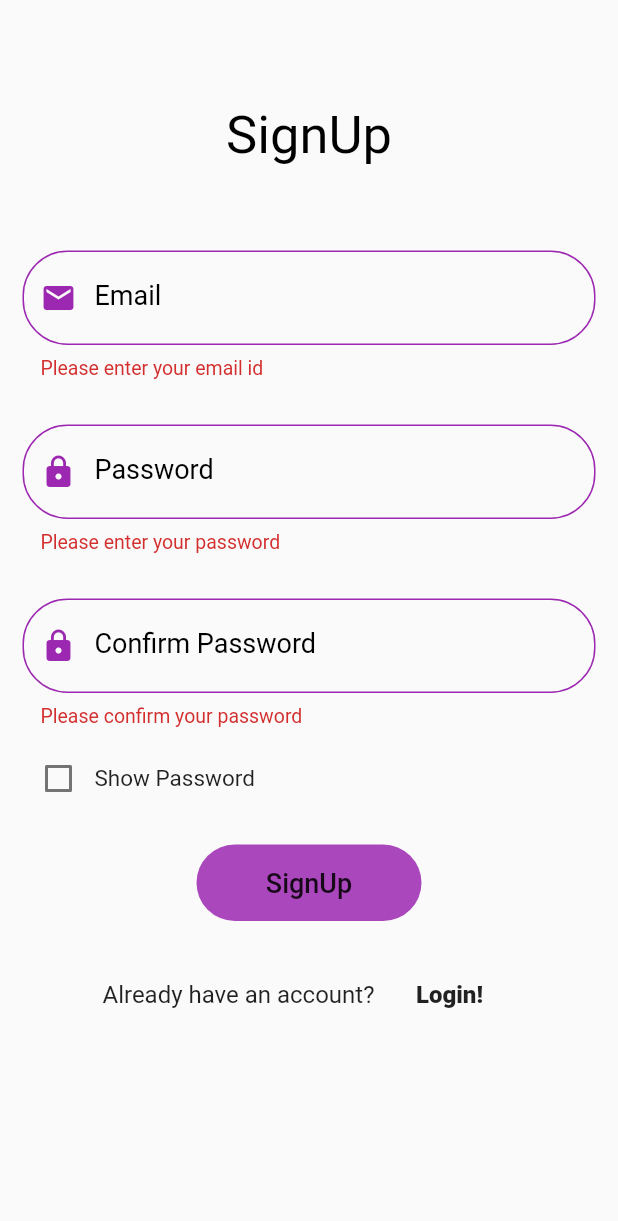
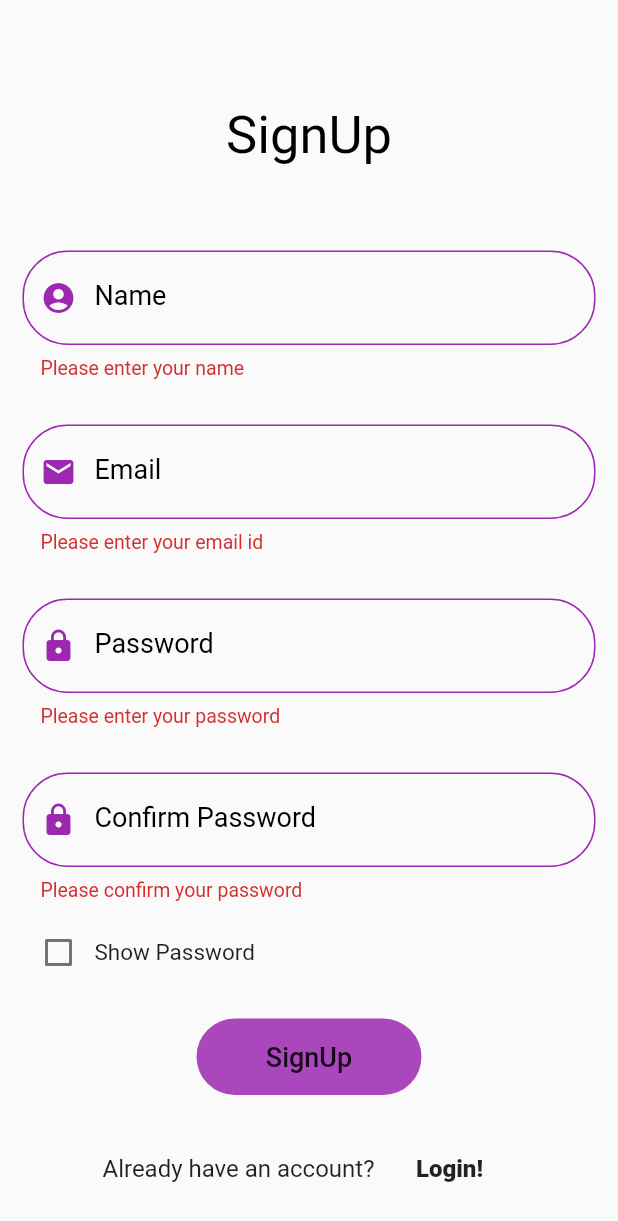
Before and after one commit to SharmaAkshat007/TheSocialHub, a Flutter app: the SignUp screen opened by its route, after a tap on "SignUp", on a phone screen of 412 x 824 dp. Shown: the top 1221 px of the screen. Run offline on Flutter 3.47's test engine with Material 2 defaults, Android fonts, the phone set to English and light mode, and no system bars; our stand-ins replace firebase_auth, flutter_spinkit, image_picker; accounts and stored records are empty.

Commit message:
Some minor fixes

```diff
--- a/lib/models/signUp.dart
+++ b/lib/models/signUp.dart
@@ -1,7 +1,8 @@
 class SignUpUser {
+  String name;
   String email;
   String password;
   String confirmPassword;
 
-  SignUpUser({this.email, this.password, this.confirmPassword});
+  SignUpUser({this.name, this.email, this.password, this.confirmPassword});
 }
--- a/lib/services/authService.dart
+++ b/lib/services/authService.dart
@@ -7,14 +7,15 @@ class Auth {
     return _auth.onAuthStateChanged;
   }
 
-  Future registerWithEmailAndPassword(String email, String password) async {
+  Future registerWithEmailAndPassword(
+      String name, String email, String password) async {
+    print(name);
     try {
       AuthResult result = await _auth.createUserWithEmailAndPassword(
           email: email, password: password);
       FirebaseUser user = result.user;
       return user;
     } catch (error) {
-      //print(error.toString());
       return null;
     }
   }
--- a/lib/src/screens/authenticate/signup.dart
+++ b/lib/src/screens/authenticate/signup.dart
@@ -12,14 +12,14 @@ class _SignUpState extends State<SignUp> {
   final _form = GlobalKey<FormState>();
 
   final SignUpUser user =
-      new SignUpUser(email: '', password: '', confirmPassword: '');
+      new SignUpUser(name: '', email: '', password: '', confirmPassword: '');
 
   bool _showValue;
 
   bool _showError;
 
   bool _loading;
-
+  final name = TextEditingController();
   final emailId = TextEditingController();
   final password = TextEditingController();
   final confirmpassword = TextEditingController();
@@ -91,6 +91,60 @@ class _SignUpState extends State<SignUp> {
                         key: _form,
                         child: Column(
                           children: [
+                            Padding(
+                              padding: EdgeInsets.only(left: 15, right: 15),
+                              child: TextFormField(
+                                controller: name,
+                                cursorColor: Colors.purple,
+                                onChanged: (val) {
+                                  setState(() {
+                                    user.name = val;
+                                  });
+                                },
+                                validator: (value) {
+                                  if (value.isEmpty) {
+                                    return 'Please enter your name';
+                                  }
+                                  return null;
+                                },
+                                style: TextStyle(
+                                  fontSize: 20,
+                                ),
+                                decoration: InputDecoration(
+                                  labelText: 'Name',
+                                  labelStyle: TextStyle(
+                                    color: Colors.black,
+                                    fontSize: 18,
+                                  ),
+                                  prefixIcon: Icon(Icons.account_circle_sharp,
+                                      color: Colors.purple),
+                                  errorStyle: TextStyle(fontSize: 13),
+                                  focusedErrorBorder: OutlineInputBorder(
+                                    borderRadius: BorderRadius.circular(30),
+                                    borderSide:
+                                        BorderSide(color: Colors.purple),
+                                  ),
+                                  errorBorder: OutlineInputBorder(
+                                    borderRadius: BorderRadius.circular(30),
+                                    borderSide:
+                                        BorderSide(color: Colors.purple),
+                                  ),
+                                  enabledBorder: OutlineInputBorder(
+                                    borderRadius: BorderRadius.circular(30),
+                                    borderSide:
+                                        BorderSide(color: Colors.purple),
+                                  ),
+                                  focusedBorder: OutlineInputBorder(
+                                    borderRadius: BorderRadius.circular(30),
+                                    borderSide:
+                                        BorderSide(color: Colors.purple),
+                                  ),
+                                ),
+                              ),
+                            ),
+                            SizedBox(
+                              height: 30,
+                            ),
                             Padding(
                               padding: EdgeInsets.only(left: 15, right: 15),
                               child: TextFormField(
@@ -294,9 +348,10 @@ class _SignUpState extends State<SignUp> {
                             });
                             dynamic resultUser = await Auth()
                                 .registerWithEmailAndPassword(
-                                    user.email, user.password);
+                                    user.name, user.email, user.password);
 
                             if (resultUser == null) {
+                              print(user.name);
                               setState(() {
                                 _showError = true;
                                 _loading = false;
@@ -307,6 +362,7 @@ class _SignUpState extends State<SignUp> {
                             emailId.clear();
                             password.clear();
                             confirmpassword.clear();
+                            name.clear();
                           }
                         },
                         child: Text(
--- a/lib/src/screens/home/profileScreen/topBanner.dart
+++ b/lib/src/screens/home/profileScreen/topBanner.dart
@@ -3,7 +3,6 @@ import 'package:flutter/material.dart';
 class TopBanner extends StatelessWidget {
   @override
   Widget build(BuildContext context) {
-    final _deviceWidth = MediaQuery.of(context).size.width;
     return Column(
       children: [
         Container(
@@ -27,15 +26,6 @@ class TopBanner extends StatelessWidget {
                         fontWeight: FontWeight.w600,
                         color: Colors.purple),
                   ),
-                  SizedBox(height: 15),
-                  Container(
-                    width: _deviceWidth * 0.6,
-                    child: Text(
-                      'I am an entrepreneur and my name is elon musk.',
-                      textAlign: TextAlign.left,
-                      style: TextStyle(fontSize: 16),
-                    ),
-                  ),
                 ],
               ),
               CircleAvatar(
--- a/lib/src/screens/home/profileScreen/user.dart
+++ b/lib/src/screens/home/profileScreen/user.dart
@@ -2,6 +2,7 @@ import 'package:flutter/material.dart';
 import 'package:petStore/src/screens/home/profileScreen/grid.dart';
 import 'package:petStore/src/screens/home/profileScreen/list.dart';
 import 'package:petStore/src/screens/home/profileScreen/topBanner.dart';
+import 'package:petStore/services/authService.dart';
 
 class User extends StatefulWidget {
   @override
@@ -60,10 +61,13 @@ class _UserState extends State<User> {
                   splashColor: Colors.purple[100],
                 ),
                 IconButton(
-                  onPressed: () {},
-                  icon: Icon(Icons.mode_outlined),
+                  onPressed: () async {
+                    await Auth().signOut();
+                    Navigator.pushReplacementNamed(context, '/login');
+                  },
+                  icon: Icon(Icons.logout),
                   color: Colors.black,
-                  tooltip: 'Edit',
+                  tooltip: 'Logout',
                   splashColor: Colors.purple[100],
                 ),
               ],
```
